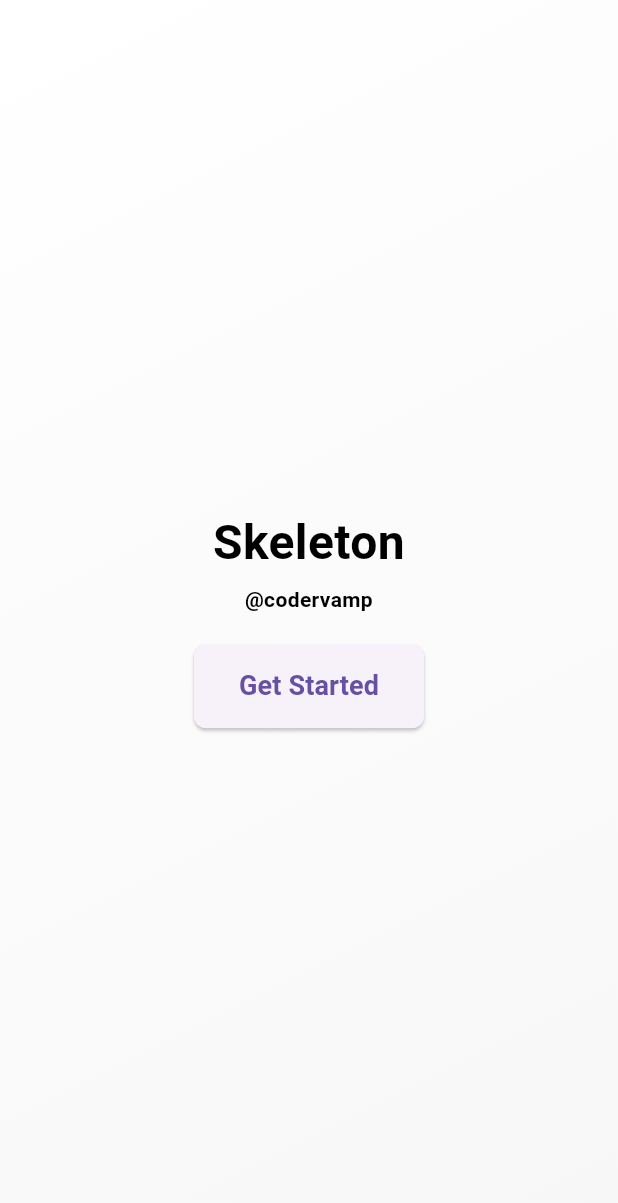
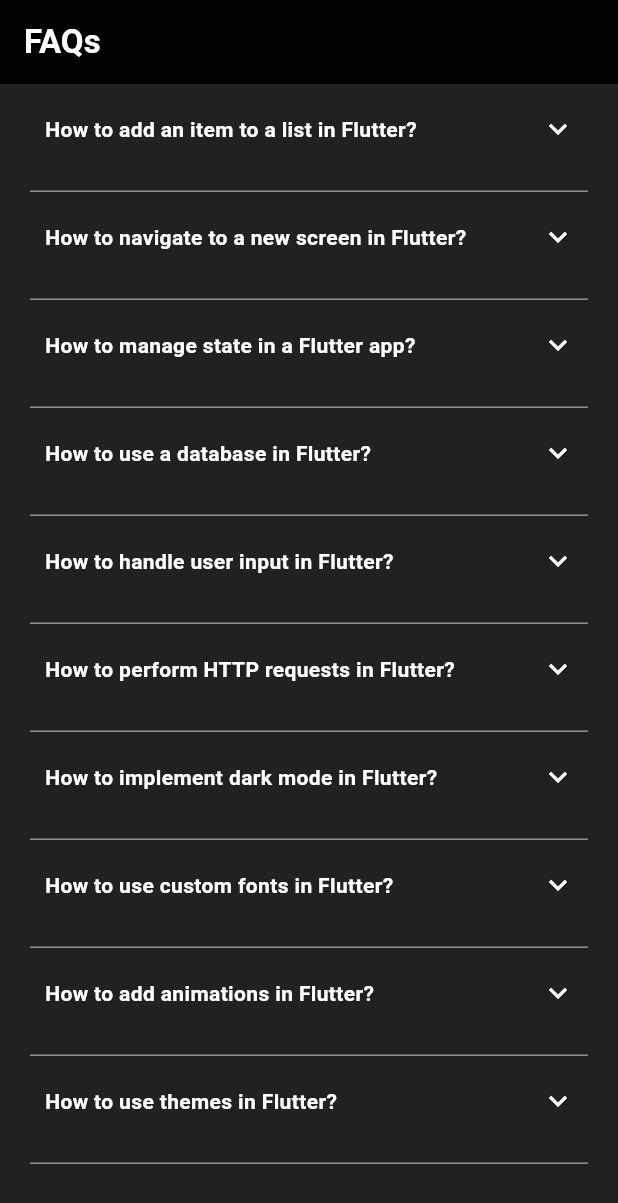
Before and after one commit to Dicky-27/codervamp-flutter, a Flutter app: the screen it shows after launch, on a phone screen of 412 x 824 dp. Shown: the top 1203 px of the screen. Run offline on Flutter 3.47's test engine with Material 3 defaults, Android fonts, the phone set to English and light mode, and no system bars; drawn by our look-alikes of expandable; our stand-ins replace animated_text_kit, flutter_svg, google_fonts, lottie, qr_flutter, share_plus and 2 more; missing offline and left inert: tutorial_coach_mark.

Commit message:
feat(widgets): add accordion

```diff
--- a/lib/main.dart
+++ b/lib/main.dart
@@ -1,4 +1,4 @@
-import 'package:codervamp/widgets/animation/skeleton/skeleton_page.dart';
+import 'package:codervamp/widgets/accordion/accordion_sample_page.dart';
 import 'package:flutter/material.dart';
 
 void main() {
@@ -13,7 +13,7 @@ class MyApp extends StatelessWidget {
     return const MaterialApp(
       title: 'Flutter Demo',
       debugShowCheckedModeBanner: false,
-      home: SkeletonPage(),
+      home: FaqsPage(),
     );
   }
 }
--- /dev/null
+++ b/lib/widgets/accordion/accordion_sample_page.dart
@@ -0,0 +1,77 @@
+import 'package:codervamp/widgets/accordion/components/accordion_widget.dart';
+import 'package:flutter/material.dart';
+
+final List<Map<String, String>> faqs = [
+  {
+    "question": "How to add an item to a list in Flutter?",
+    "answer": "You can add an item to a list in Flutter using the add method."
+  },
+  {
+    "question": "How to navigate to a new screen in Flutter?",
+    "answer": "Use Navigator.push() to navigate to a new screen."
+  },
+  {
+    "question": "How to manage state in a Flutter app?",
+    "answer":
+        "Flutter offers several ways to manage state, including Provider, Riverpod, Bloc, and setState for simpler use cases."
+  },
+  {
+    "question": "How to use a database in Flutter?",
+    "answer":
+        "You can use SQLite directly or through a package like Moor or Hive for local storage. For cloud storage, Firebase is a popular choice."
+  },
+  {
+    "question": "How to handle user input in Flutter?",
+    "answer":
+        "Use TextFormField for text input within a Form widget. For other inputs, consider using dedicated widgets like Checkbox, Switch, or Slider."
+  },
+  {
+    "question": "How to perform HTTP requests in Flutter?",
+    "answer":
+        "Use the http package to make HTTP requests. For more advanced use cases, consider packages like Dio or Retrofit."
+  },
+  {
+    "question": "How to implement dark mode in Flutter?",
+    "answer":
+        "Use ThemeData to define light and dark themes. Then, use MediaQuery to detect the system theme or allow users to select their preference."
+  },
+  {
+    "question": "How to use custom fonts in Flutter?",
+    "answer":
+        "Add your font files to the project, then specify them in the pubspec.yaml under the fonts section. Apply them using the fontFamily property in your text styles."
+  },
+  {
+    "question": "How to add animations in Flutter?",
+    "answer":
+        "Flutter has built-in widgets like AnimatedContainer and Hero for simple animations. For more complex animations, use the AnimationController with Tween."
+  },
+  {
+    "question": "How to use themes in Flutter?",
+    "answer":
+        "Define a ThemeData instance and pass it to the theme property of MaterialApp. Customize properties like primarySwatch, accentColor, and textTheme."
+  },
+];
+
+class FaqsPage extends StatelessWidget {
+  const FaqsPage({super.key});
+
+  @override
+  Widget build(BuildContext context) {
+    return Scaffold(
+      appBar: AppBar(
+        title: const Text('FAQs',
+            style: TextStyle(color: Colors.white, fontWeight: FontWeight.w700)),
+        backgroundColor: Colors.black,
+      ),
+      backgroundColor: Colors.grey[900],
+      body: ListView.builder(
+        itemCount: faqs.length,
+        itemBuilder: (BuildContext context, int index) {
+          return AccordionWidget(
+              title: faqs[index]['question'].toString(),
+              desc: faqs[index]['answer'].toString());
+        },
+      ),
+    );
+  }
+}
--- /dev/null
+++ b/lib/widgets/accordion/components/accordion_widget.dart
@@ -0,0 +1,41 @@
+import 'package:expandable/expandable.dart';
+import 'package:flutter/material.dart';
+
+class AccordionWidget extends StatelessWidget {
+  final String title;
+  final String desc;
+
+  const AccordionWidget({super.key, required this.title, required this.desc});
+
+  @override
+  Widget build(BuildContext context) {
+    return Container(
+      margin: const EdgeInsets.symmetric(horizontal: 20),
+      padding: const EdgeInsets.only(top: 10),
+      decoration: BoxDecoration(
+          border:
+              Border(bottom: BorderSide(color: Colors.white.withOpacity(0.5)))),
+      child: ExpandablePanel(
+        header: Padding(
+          padding: const EdgeInsets.all(10),
+          child: Text(
+            title,
+            style: const TextStyle(
+                fontWeight: FontWeight.bold, color: Colors.white),
+          ),
+        ),
+        collapsed: const Text(''),
+        expanded: Padding(
+          padding: const EdgeInsets.all(10),
+          child: Text(desc, style: const TextStyle(color: Colors.white)),
+        ),
+        theme: const ExpandableThemeData(
+          tapBodyToExpand: true,
+          tapBodyToCollapse: true,
+          hasIcon: true,
+          iconColor: Colors.white,
+        ),
+      ),
+    );
+  }
+}
```
